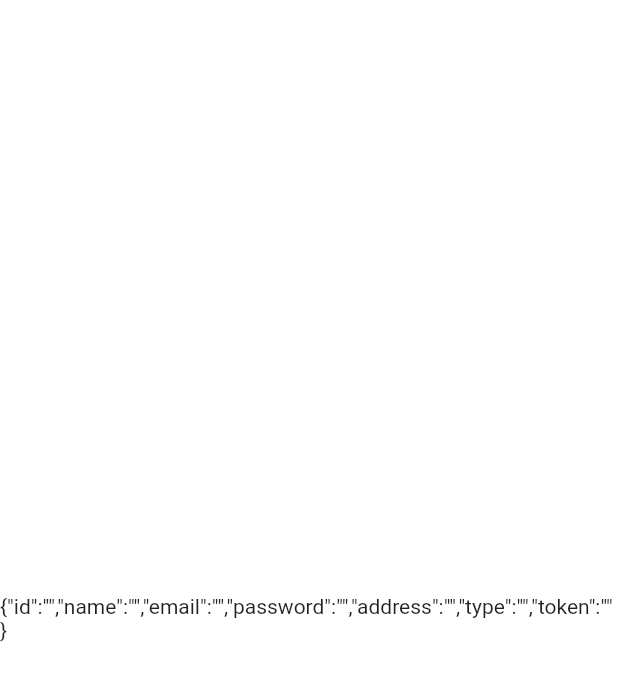
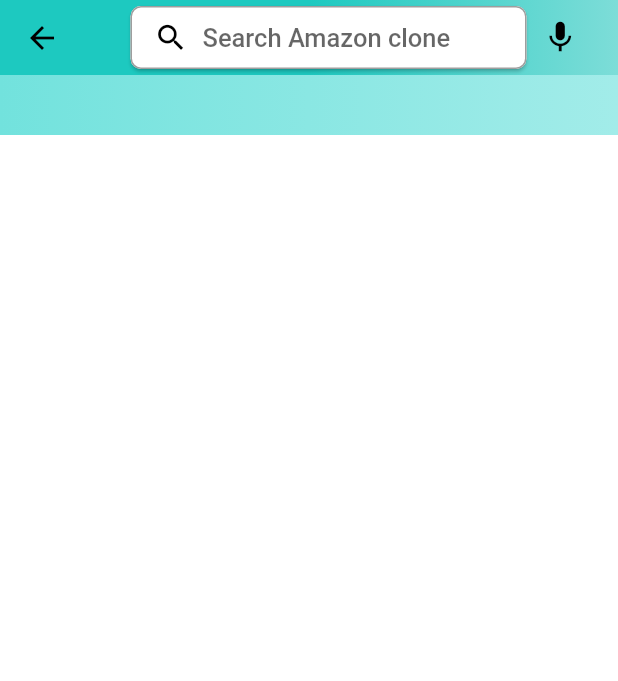
Before and after one commit to 217013277/flutter_amazon_clone, a Flutter app: the HomeScreen screen opened by its route, on a phone screen of 412 x 824 dp. Shown: the top 681 px of the screen. Run offline on Flutter 3.47's test engine with Material 2 defaults, Android fonts, the phone set to English and light mode, and no system bars; our stand-ins replace badges, shared_preferences; accounts and stored records are empty; network calls fail.

Commit message:
home screen

```diff
--- a/lib/features/account/screens/account_screen.dart
+++ b/lib/features/account/screens/account_screen.dart
@@ -11,7 +11,7 @@ class AccountScreen extends StatelessWidget {
   Widget build(BuildContext context) {
     return Scaffold(
       appBar: PreferredSize(
-        preferredSize: const Size.fromHeight(50),
+        preferredSize: const Size.fromHeight(60),
         child: AppBar(
           flexibleSpace: Container(
             decoration: const BoxDecoration(
--- a/lib/features/home/screens/home_screen.dart
+++ b/lib/features/home/screens/home_screen.dart
@@ -1,6 +1,9 @@
 import 'package:flutter/material.dart';
 import 'package:flutter_amazon_clone/provider/user_provider.dart';
 import 'package:provider/provider.dart';
+
+import '../../../constants/global_variables.dart';
+import '../widgets/address_box.dart';
 
 class HomeScreen extends StatelessWidget {
   static const String routeName = '/home';
@@ -10,8 +13,82 @@ class HomeScreen extends StatelessWidget {
   Widget build(BuildContext context) {
     final user = Provider.of<UserProvider>(context).user;
     return Scaffold(
-      body: Center(
-        child: Text(user.toJson()),
+      appBar: PreferredSize(
+        preferredSize: const Size.fromHeight(50),
+        child: AppBar(
+          flexibleSpace: Container(
+            decoration: const BoxDecoration(
+              gradient: GlobalVariables.appBarGradient,
+            ),
+          ),
+          title: Row(
+            mainAxisAlignment: MainAxisAlignment.spaceBetween,
+            children: [
+              Expanded(
+                child: Container(
+                  height: 42,
+                  margin: const EdgeInsets.only(left: 15),
+                  child: Material(
+                    borderRadius: BorderRadius.circular(7),
+                    elevation: 1,
+                    child: TextFormField(
+                      decoration: InputDecoration(
+                          prefixIcon: InkWell(
+                            onTap: () {},
+                            child: const Padding(
+                              padding: EdgeInsets.only(left: 6),
+                              child: Icon(
+                                Icons.search,
+                                color: Colors.black,
+                                size: 23,
+                              ),
+                            ),
+                          ),
+                          filled: true,
+                          fillColor: Colors.white,
+                          contentPadding: const EdgeInsets.only(top: 10),
+                          border: const OutlineInputBorder(
+                            borderRadius: BorderRadius.all(
+                              Radius.circular(7),
+                            ),
+                            borderSide: BorderSide.none,
+                          ),
+                          enabledBorder: const OutlineInputBorder(
+                            borderRadius: BorderRadius.all(
+                              Radius.circular(7),
+                            ),
+                            borderSide: BorderSide(
+                              color: Colors.black38,
+                              width: 1,
+                            ),
+                          ),
+                          hintText: "Search Amazon clone",
+                          hintStyle: const TextStyle(
+                            fontWeight: FontWeight.w500,
+                            fontSize: 17,
+                          )),
+                    ),
+                  ),
+                ),
+              ),
+              Container(
+                color: Colors.transparent,
+                height: 42,
+                margin: const EdgeInsets.symmetric(horizontal: 10),
+                child: const Icon(
+                  Icons.mic,
+                  color: Colors.black,
+                  size: 25,
+                ),
+              )
+            ],
+          ),
+        ),
+      ),
+      body: Column(
+        children: const [
+          AddressBox(),
+        ],
       ),
     );
   }
--- /dev/null
+++ b/lib/features/home/widgets/address_box.dart
@@ -0,0 +1,17 @@
+import 'package:flutter/material.dart';
+
+class AddressBox extends StatelessWidget {
+  const AddressBox({super.key});
+
+  @override
+  Widget build(BuildContext context) {
+    return Container(
+      height: 40,
+      decoration: const BoxDecoration(
+          gradient: LinearGradient(colors: [
+        Color.fromARGB(255, 114, 226, 221),
+        Color.fromARGB(255, 162, 236, 233),
+      ])),
+    );
+  }
+}
```
